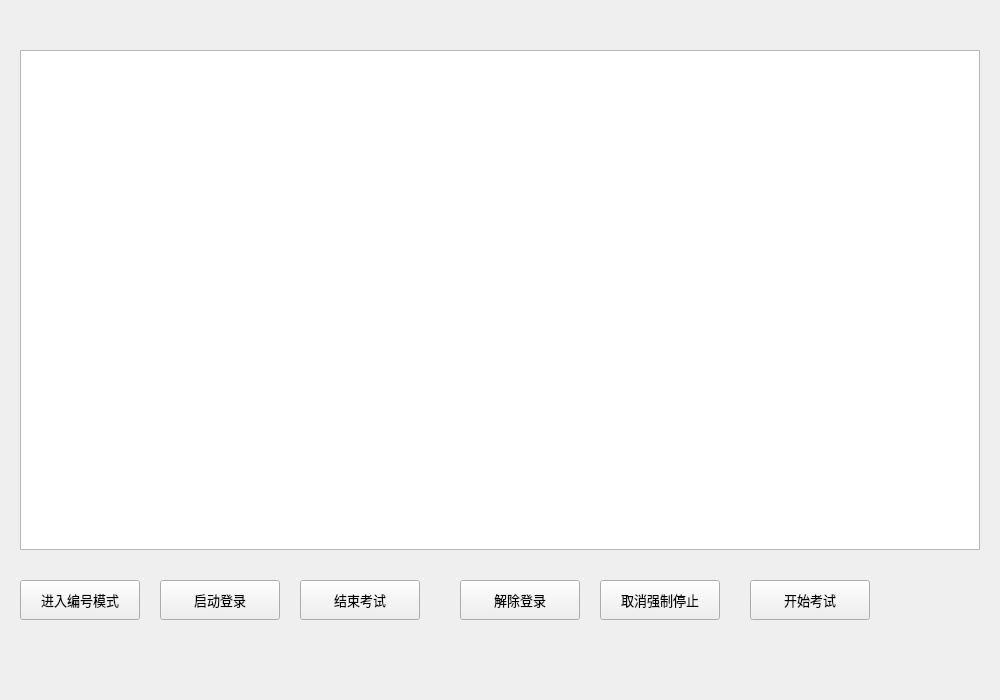
gscsdlz/exam, file ExamServer/monitormain.ui: the form before one commit.
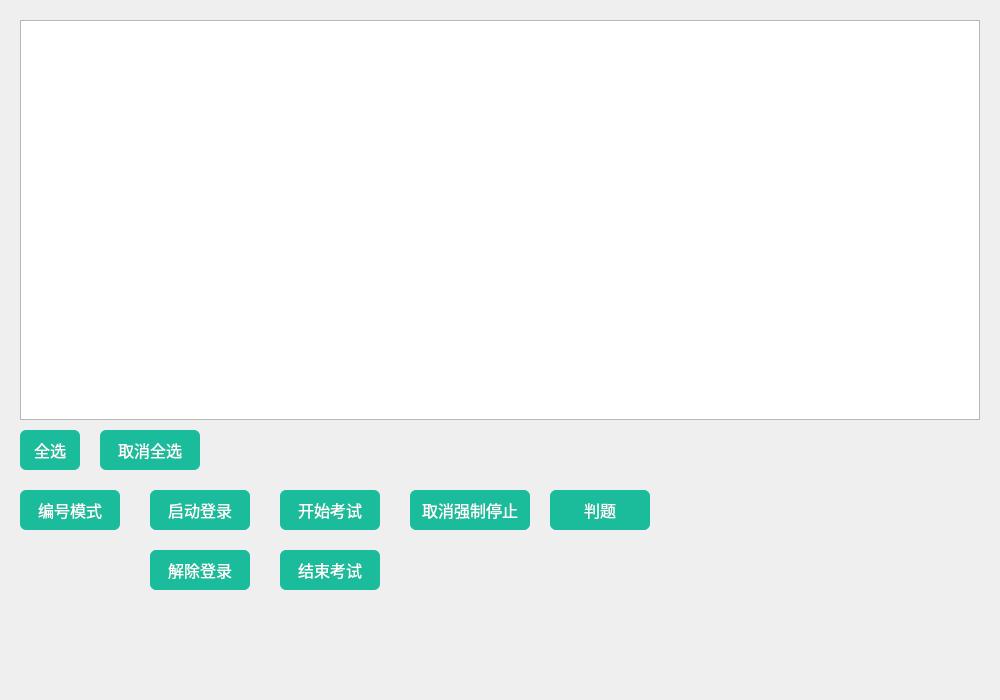
The form after the commit.

The edit to the form file:
```diff
--- a/ExamServer/monitormain.ui
+++ b/ExamServer/monitormain.ui
@@ -13,41 +13,63 @@
   <property name="font">
    <font>
     <family>微软雅黑</family>
-    <pointsize>10</pointsize>
+    <pointsize>12</pointsize>
    </font>
   </property>
   <property name="windowTitle">
    <string>MonitorMain</string>
   </property>
+  <property name="styleSheet">
+   <string notr="true">QPushButton {
+	font: 14pt &quot;微软雅黑&quot;;
+	background-color: #1abc9c;
+	border: none;
+	color:white;
+	font-size: 16px;
+	border-radius: 6px;
+}
+QPushButton:hover {
+	background-color: rgb(47,226,191);
+}</string>
+  </property>
   <widget class="QLabel" name="status">
    <property name="geometry">
     <rect>
-     <x>0</x>
+     <x>200</x>
      <y>685</y>
      <width>800</width>
      <height>15</height>
     </rect>
    </property>
+   <property name="font">
+    <font>
+     <family>微软雅黑</family>
+     <pointsize>8</pointsize>
+    </font>
+   </property>
    <property name="text">
     <string/>
    </property>
+   <property name="alignment">
+    <set>Qt::AlignRight|Qt::AlignTrailing|Qt::AlignVCenter</set>
+   </property>
   </widget>
   <widget class="QTableView" name="clientTable">
    <property name="geometry">
     <rect>
      <x>20</x>
-     <y>50</y>
+     <y>20</y>
      <width>960</width>
-     <height>500</height>
+     <height>400</height>
     </rect>
    </property>
   </widget>
   <widget class="QPushButton" name="startLogin">
    <property name="geometry">
     <rect>
-     <x>160</x>
-     <y>580</y>
-     <width>120</width>
+     <x>150</x>
+     <y>490</y>
+     <width>100</width>
      <height>40</height>
     </rect>
    </property>
@@ -58,9 +80,9 @@
   <widget class="QPushButton" name="exitExam">
    <property name="geometry">
     <rect>
-     <x>300</x>
-     <y>580</y>
-     <width>120</width>
+     <x>280</x>
+     <y>550</y>
+     <width>100</width>
      <height>40</height>
     </rect>
    </property>
@@ -72,21 +94,21 @@
    <property name="geometry">
     <rect>
      <x>20</x>
-     <y>580</y>
-     <width>120</width>
+     <y>490</y>
+     <width>100</width>
      <height>40</height>
     </rect>
    </property>
    <property name="text">
-    <string>进入编号模式</string>
+    <string>编号模式</string>
    </property>
   </widget>
   <widget class="QPushButton" name="unlockLogin">
    <property name="geometry">
     <rect>
-     <x>460</x>
-     <y>580</y>
-     <width>120</width>
+     <x>150</x>
+     <y>550</y>
+     <width>100</width>
      <height>40</height>
     </rect>
    </property>
@@ -97,8 +119,8 @@
   <widget class="QPushButton" name="unlockExamStop">
    <property name="geometry">
     <rect>
-     <x>600</x>
-     <y>580</y>
+     <x>410</x>
+     <y>490</y>
      <width>120</width>
      <height>40</height>
     </rect>
@@ -110,9 +132,9 @@
   <widget class="QPushButton" name="startExam">
    <property name="geometry">
     <rect>
-     <x>750</x>
-     <y>580</y>
-     <width>120</width>
+     <x>280</x>
+     <y>490</y>
+     <width>100</width>
      <height>40</height>
     </rect>
    </property>
@@ -120,6 +142,45 @@
     <string>开始考试</string>
    </property>
   </widget>
+  <widget class="QPushButton" name="selectAll">
+   <property name="geometry">
+    <rect>
+     <x>20</x>
+     <y>430</y>
+     <width>60</width>
+     <height>40</height>
+    </rect>
+   </property>
+   <property name="text">
+    <string>全选</string>
+   </property>
+  </widget>
+  <widget class="QPushButton" name="pushButton">
+   <property name="geometry">
+    <rect>
+     <x>550</x>
+     <y>490</y>
+     <width>100</width>
+     <height>40</height>
+    </rect>
+   </property>
+   <property name="text">
+    <string>判题</string>
+   </property>
+  </widget>
+  <widget class="QPushButton" name="unSelect">
+   <property name="geometry">
+    <rect>
+     <x>100</x>
+     <y>430</y>
+     <width>100</width>
+     <height>40</height>
+    </rect>
+   </property>
+   <property name="text">
+    <string>取消全选</string>
+   </property>
+  </widget>
  </widget>
  <layoutdefault spacing="6" margin="11"/>
  <resources/>
```
